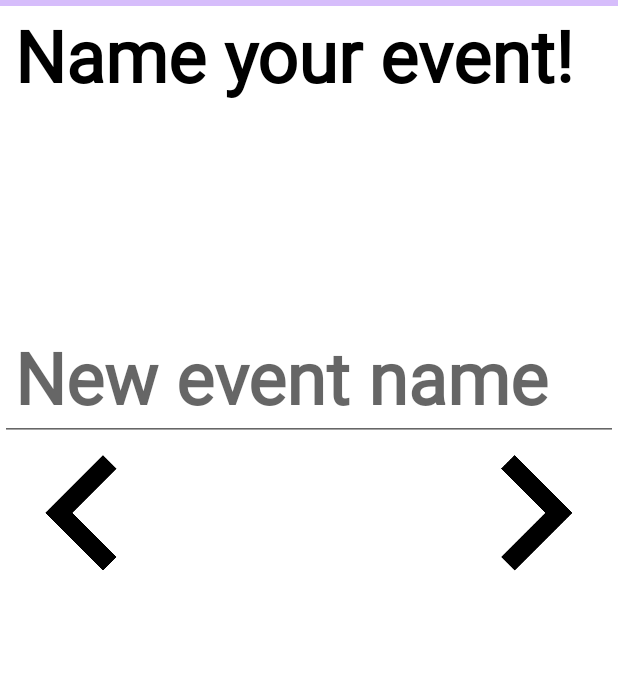
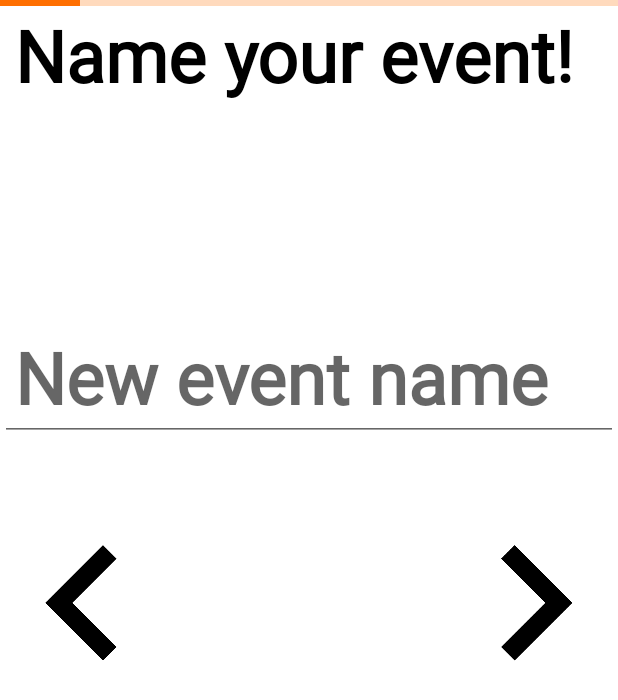
Before and after one commit to Balintus00/together, an Android app: the AddEventPagerFragment screen opened through its navigation route, on a phone screen of 412 x 824 dp. Shown: the top 700 px of the screen. Run offline under Robolectric (Android 15) with nearby library versions, the phone set to English and light mode, and no system bars; our stand-ins replace navigation-ui.

Commit message:
Paging progressbar implemented
- Also touched AppTheme

```diff
--- a/app/src/main/java/hu/bme/aut/android/together/features/addevent/adapter/AddEventPagerAdapter.kt
+++ b/app/src/main/java/hu/bme/aut/android/together/features/addevent/adapter/AddEventPagerAdapter.kt
@@ -14,7 +14,8 @@ class AddEventPagerAdapter(fragment: Fragment) : FragmentStateAdapter(fragment)
         PhotoUploaderFragment(),
         DateSetterFragment(),
         PlacePickerFragment(),
-        DescriptionGiverFragment()
+        DescriptionGiverFragment(),
+        OverViewFragment()
     )
 
     override fun getItemCount(): Int {
--- a/app/src/main/java/hu/bme/aut/android/together/features/addevent/fragment/AddEventPagerFragment.kt
+++ b/app/src/main/java/hu/bme/aut/android/together/features/addevent/fragment/AddEventPagerFragment.kt
@@ -5,8 +5,10 @@ import androidx.fragment.app.Fragment
 import android.view.LayoutInflater
 import android.view.View
 import android.view.ViewGroup
+import androidx.viewpager2.widget.ViewPager2
 import hu.bme.aut.android.together.databinding.FragmentAddEventPagerBinding
 import hu.bme.aut.android.together.features.addevent.adapter.AddEventPagerAdapter
+import kotlin.math.roundToInt
 
 class AddEventPagerFragment : Fragment() {
 
@@ -29,5 +31,19 @@ class AddEventPagerFragment : Fragment() {
     private fun setUpPagerAdapter() {
         pagerAdapter = AddEventPagerAdapter(this)
         binding.vp2AddEventPager.adapter = pagerAdapter
+        setPageChangingBehaviour()
+    }
+
+    private fun setPageChangingBehaviour() {
+        binding.vp2AddEventPager.registerOnPageChangeCallback(object:
+            ViewPager2.OnPageChangeCallback() {
+            override fun onPageSelected(position: Int) {
+                binding.lpiAddEventProgress.progress = calculateCurrentPagingProgress(position)
+            }
+        })
+    }
+
+    private fun calculateCurrentPagingProgress(position: Int): Int {
+        return ((position + 1).toFloat() / pagerAdapter.itemCount.toFloat() * 100).roundToInt()
     }
 }
--- /dev/null
+++ b/app/src/main/java/hu/bme/aut/android/together/features/addevent/fragment/pagerelement/OverViewFragment.kt
@@ -0,0 +1,19 @@
+package hu.bme.aut.android.together.features.addevent.fragment.pagerelement
+
+import android.os.Bundle
+import androidx.fragment.app.Fragment
+import android.view.LayoutInflater
+import android.view.View
+import android.view.ViewGroup
+import hu.bme.aut.android.together.R
+
+class OverViewFragment : Fragment() {
+
+    override fun onCreateView(
+        inflater: LayoutInflater, container: ViewGroup?,
+        savedInstanceState: Bundle?
+    ): View? {
+        // Inflate the layout for this fragment
+        return inflater.inflate(R.layout.fragment_over_view, container, false)
+    }
+}
--- a/app/src/main/res/layout/fragment_add_event_pager.xml
+++ b/app/src/main/res/layout/fragment_add_event_pager.xml
@@ -9,6 +9,7 @@
 
     <com.google.android.material.progressindicator.LinearProgressIndicator
         android:id="@+id/lpiAddEventProgress"
+        android:theme="@style/MainProgressBarStyle"
         android:layout_width="match_parent"
         android:layout_height="wrap_content"
         app:layout_constraintTop_toTopOf="parent"
--- a/app/src/main/res/layout/fragment_name_adder.xml
+++ b/app/src/main/res/layout/fragment_name_adder.xml
@@ -29,6 +29,7 @@
             android:layout_marginTop="140dp"
             android:hint="@string/hint_new_event_name"
             android:inputType="textMultiLine"
+            android:autofillHints=""
             app:layout_constraintEnd_toEndOf="parent"
             app:layout_constraintHorizontal_bias="0.2"
             app:layout_constraintStart_toStartOf="parent"
@@ -39,6 +40,7 @@
             layout="@layout/swipe_button_bar"
             android:layout_width="match_parent"
             android:layout_height="wrap_content"
+            android:layout_marginTop="60dp"
             app:layout_constraintEnd_toEndOf="parent"
             app:layout_constraintStart_toStartOf="parent"
             app:layout_constraintTop_toBottomOf="@+id/etAddEventName" />
--- a/app/src/main/res/values/styles.xml
+++ b/app/src/main/res/values/styles.xml
@@ -1,6 +1,7 @@
 <resources>
+    <!-- TODO Wireframe's actual colors should be used -->
     <style name="AppTheme" parent="Theme.MaterialComponents.Light.NoActionBar">
-        <item name="colorPrimary">@color/colorPrimary</item>
+        <item name="colorPrimary">@color/primaryHighlightColor</item>
         <item name="colorPrimaryDark">@color/colorPrimaryDark</item>
         <item name="colorAccent">@color/colorAccent</item>
         <item name="fontFamily">@font/roboto</item>
@@ -95,4 +96,9 @@
         <item name="android:windowNoTitle">false</item>
     </style>
 
+    <!-- TODO later if the theme will be correctly set, this might become removable-->
+    <style name="MainProgressBarStyle" parent="Widget.MaterialComponents.LinearProgressIndicator">
+        <item name="android:colorAccent">@color/primaryHighlightColor</item>
+    </style>
+
 </resources>
```
Also changed, not shown: app/src/main/res/layout/fragment_over_view.xml (added, +14 -0 lines).
